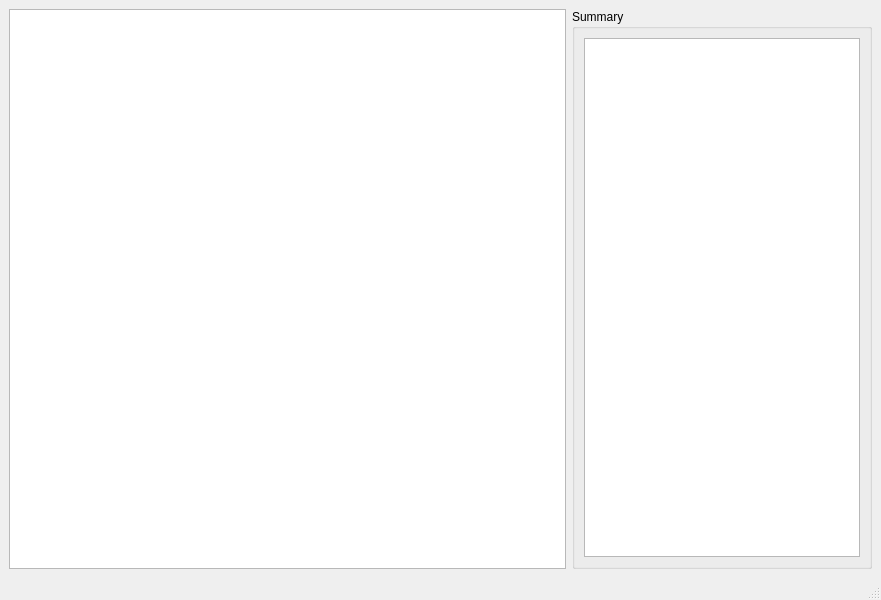
Before: the Qt Designer form val_gui/mainwindow.ui in BaptisteP31/val-gui, drawn with Qt 5.
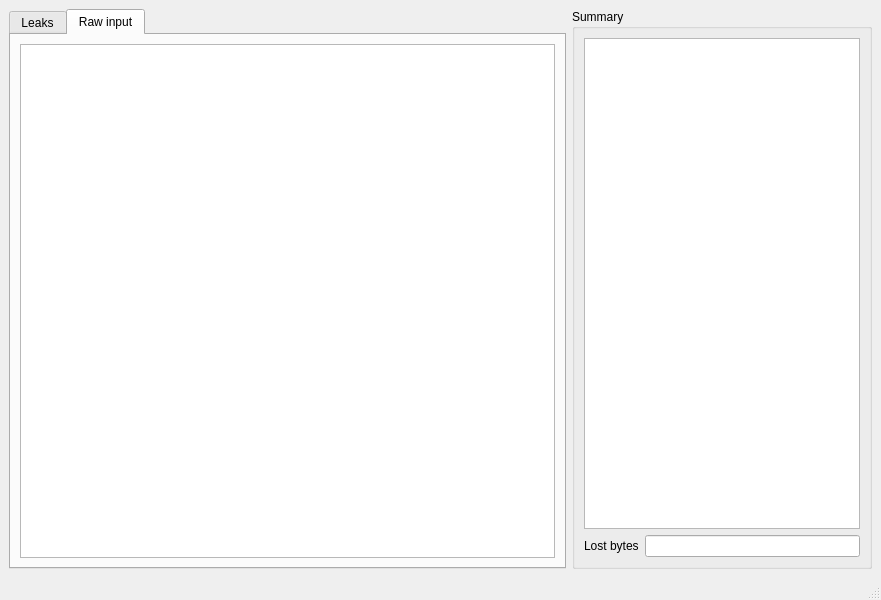
After: the same form once the commit is applied. The open tabs and pages were chosen to show the change.

Commit message: Adds raw input tab to mainwindow

Patch:
```diff
--- a/val_gui/mainwindow.ui
+++ b/val_gui/mainwindow.ui
@@ -19,7 +19,35 @@
   <widget class="QWidget" name="centralwidget">
    <layout class="QGridLayout" name="gridLayout">
     <item row="0" column="0">
-     <widget class="QTreeView" name="treeView"/>
+     <widget class="QTabWidget" name="tabWidget">
+      <property name="currentIndex">
+       <number>0</number>
+      </property>
+      <widget class="QWidget" name="tab">
+       <attribute name="title">
+        <string>Leaks</string>
+       </attribute>
+       <layout class="QVBoxLayout" name="verticalLayout">
+        <item>
+         <widget class="QTreeView" name="treeView"/>
+        </item>
+       </layout>
+      </widget>
+      <widget class="QWidget" name="tab_2">
+       <attribute name="title">
+        <string>Raw input</string>
+       </attribute>
+       <layout class="QVBoxLayout" name="verticalLayout_2">
+        <item>
+         <widget class="QPlainTextEdit" name="outputEdit">
+          <property name="readOnly">
+           <bool>true</bool>
+          </property>
+         </widget>
+        </item>
+       </layout>
+      </widget>
+     </widget>
     </item>
     <item row="0" column="1">
      <widget class="QGroupBox" name="groupBox">
@@ -43,6 +71,23 @@
          </property>
         </widget>
        </item>
+       <item row="2" column="0">
+        <layout class="QHBoxLayout" name="horizontalLayout">
+         <property name="topMargin">
+          <number>0</number>
+         </property>
+         <item>
+          <widget class="QLabel" name="label">
+           <property name="text">
+            <string>Lost bytes</string>
+           </property>
+          </widget>
+         </item>
+         <item>
+          <widget class="QLineEdit" name="lostBytesEdit"/>
+         </item>
+        </layout>
+       </item>
       </layout>
      </widget>
     </item>
```
Left out of the diff: 2 changed lines with no effect on the pictures. The commit also changes 6 other files.
